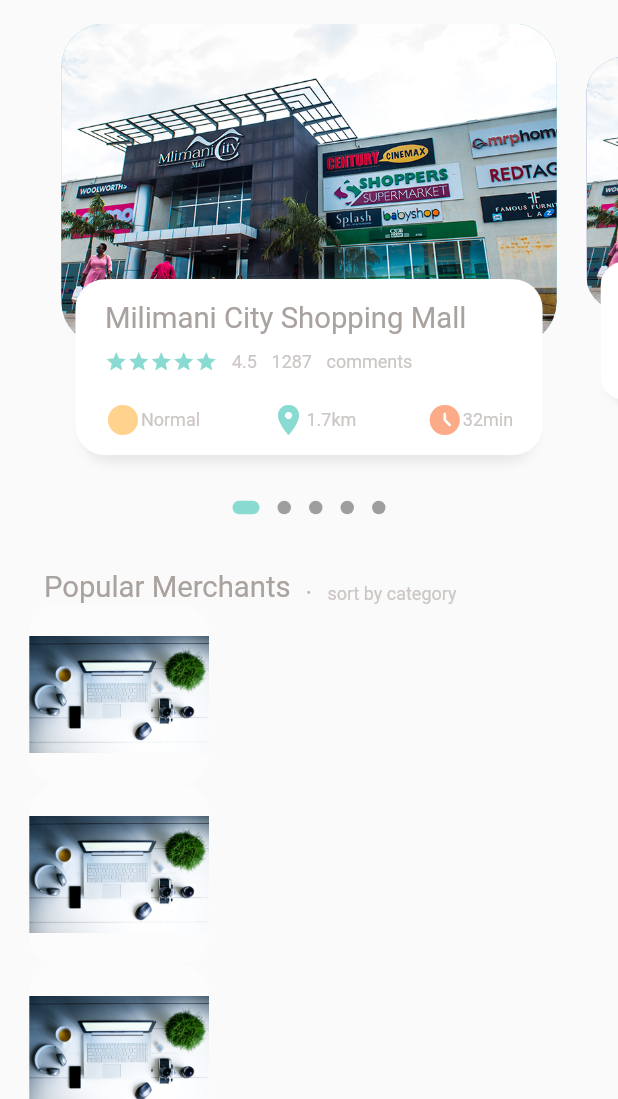
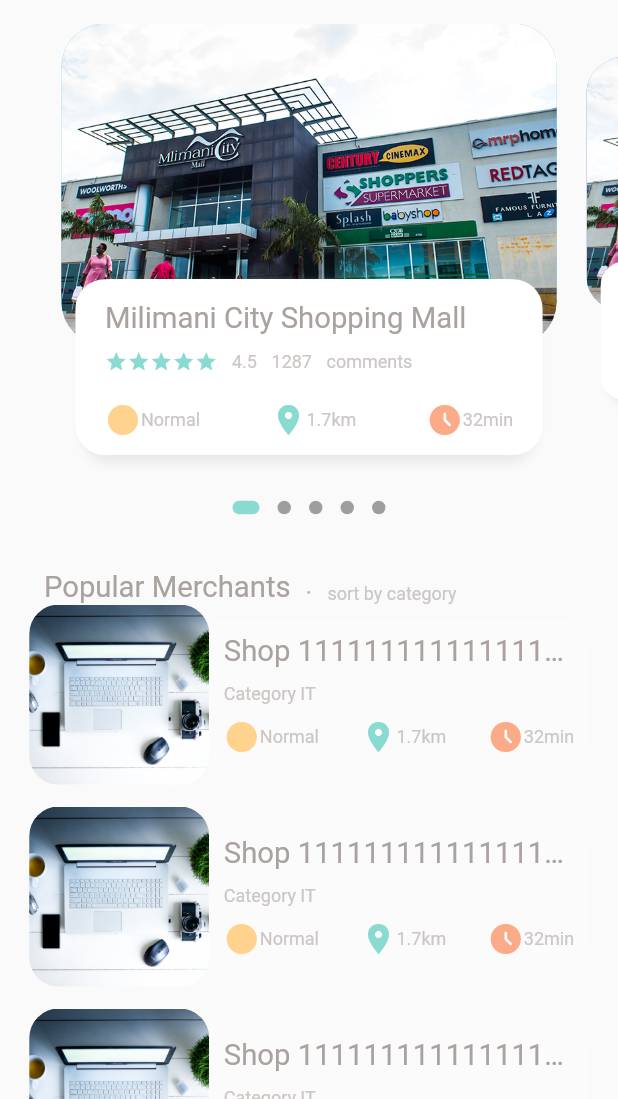
Before and after one commit to johngolem/Turaco, a Flutter app: the screen it shows after launch, on a phone screen of 412 x 824 dp, the part 137-1236 px from its top. Run offline on Flutter 3.47's test engine with Material 2 defaults, Android fonts, the phone set to English and light mode, and no system bars; drawn by our look-alikes of dots_indicator; our stand-ins replace get.

Commit message:
start working on list container for popular merchants

```diff
--- a/lib/home/product_page_body.dart
+++ b/lib/home/product_page_body.dart
@@ -105,9 +105,11 @@ class _ProductPageBodyState extends State<ProductPageBody> {
             itemCount: 10,
             itemBuilder: (context, index) {
               return Container(
-                margin: EdgeInsets.only(left: Dimensions.width20, right: Dimensions.width20),
+                margin: EdgeInsets.only(left: Dimensions.width20, right: Dimensions.width20, bottom: Dimensions.height15),
                 child: Row(
                   children: [
+
+                    //image section
                     Container(
                       width: 120,
                       height: 120,
@@ -115,12 +117,66 @@ class _ProductPageBodyState extends State<ProductPageBody> {
                         borderRadius: BorderRadius.circular(Dimensions.radius20),
                         color: Colors.white38,
                         image: DecorationImage(
+                          fit: BoxFit.cover,
                           image: AssetImage(
                             "assets/image/comp.jpg"
                           )
                         )
                       ),
-                    )
+                    ),
+
+                  //text container
+                  Expanded(
+                    child: Container(
+                      height: 100,
+                      // width: 200,
+                      decoration: BoxDecoration(
+                        borderRadius:BorderRadius.only(
+                          topRight:Radius.circular(Dimensions.radius20),
+                          bottomRight: Radius.circular(Dimensions.radius20),
+                        ),
+                        color: Colors.white10,
+
+                      ),
+                      child: Padding(
+                        padding: EdgeInsets.only(left: Dimensions.width10, right: Dimensions.width10),
+                          child:Column(
+                            crossAxisAlignment: CrossAxisAlignment.start,
+                            mainAxisAlignment: MainAxisAlignment.center,
+                            children: [
+                            BigText(text: "Shop 11111111111111111111"),
+                            SizedBox(height: Dimensions.height10,),
+                            SmallText(text: "Category IT"),
+                            SizedBox(height: Dimensions.height10,),
+                             Row(
+                        mainAxisAlignment: MainAxisAlignment.spaceBetween,
+                        children: [
+                          IconAndTextWidget(
+                              icon: Icons.circle_sharp,
+                              text: "Normal",
+                              iconColor: AppColors.iconColor1),
+                          IconAndTextWidget(
+                              icon: Icons.location_on,
+                              text: "1.7km",
+                              iconColor: AppColors.mainColor),
+                          IconAndTextWidget(
+                              icon: Icons.access_time_filled_rounded,
+                              text: "32min",
+                              iconColor: AppColors.iconColor2),
+                        ],
+                      ),
+
+
+                  ],)
+
+                        ),
+
+                    ),
+
+
+
+
+                  )
                   ],
                 ),
               );
```
